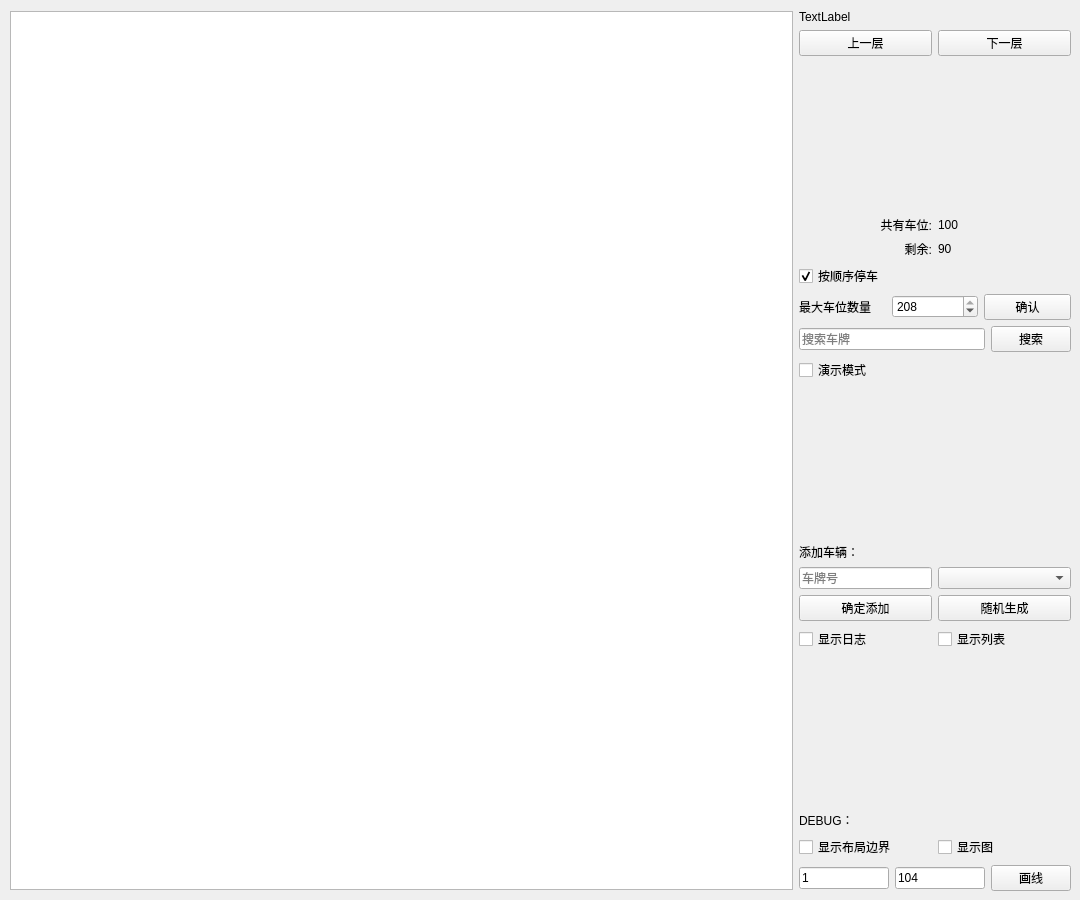
This is monitor.ui in w-mj/DataStructureProject as Qt 5 draws it before an edit. The edited form follows.
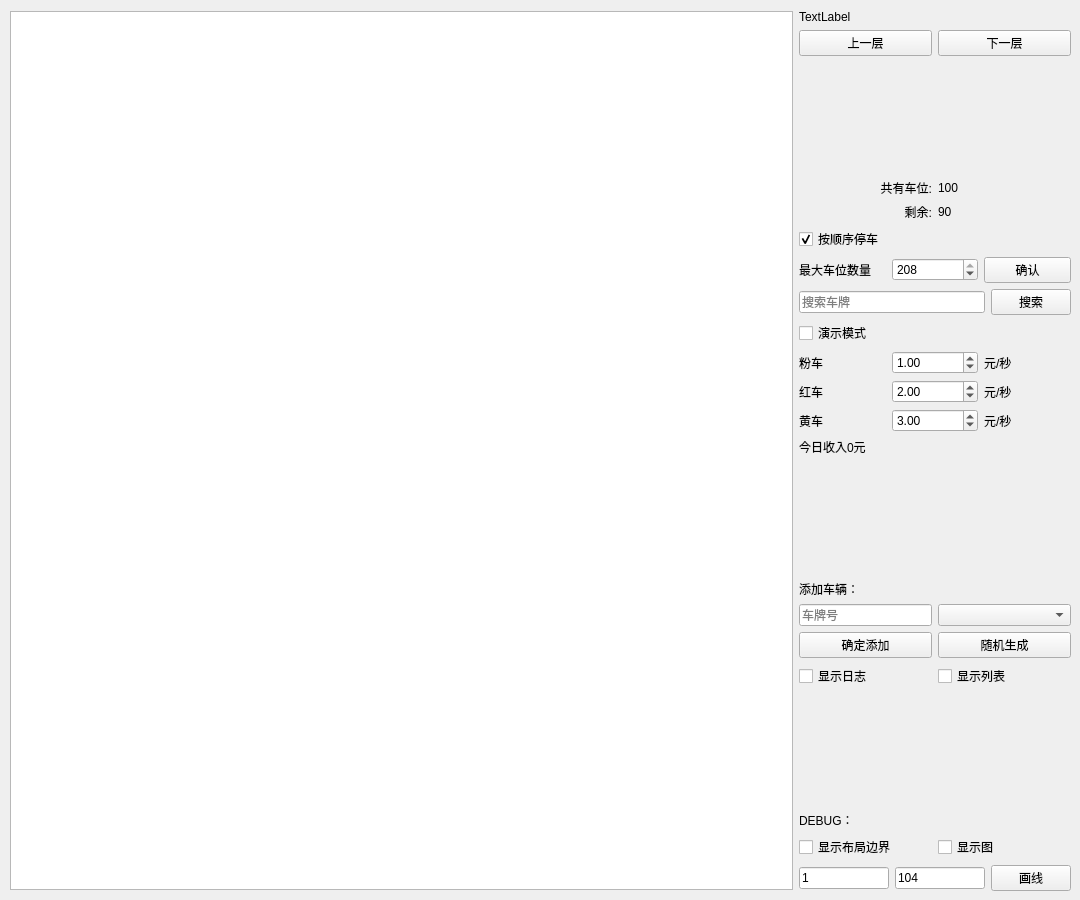
This is the edited form.

Diff of the .ui file:
```diff
--- a/monitor.ui
+++ b/monitor.ui
@@ -67,7 +67,7 @@
      </widget>
     </item>
     <item>
-     <layout class="QVBoxLayout" name="verticalLayout" stretch="0,0,0,0,0,0,0,0,0,0,0,0,0,0,0,0,0,0">
+     <layout class="QVBoxLayout" name="verticalLayout" stretch="0,0,0,0,0,0,0,0,0,0,0,0,0,0,0,0,0,0,0,0,0,0">
       <property name="sizeConstraint">
        <enum>QLayout::SetDefaultConstraint</enum>
       </property>
@@ -235,6 +235,88 @@
         </property>
        </widget>
       </item>
+      <item>
+       <layout class="QHBoxLayout" name="horizontalLayout_11">
+        <item>
+         <widget class="QLabel" name="label_6">
+          <property name="text">
+           <string>粉车</string>
+          </property>
+         </widget>
+        </item>
+        <item>
+         <widget class="QDoubleSpinBox" name="pink_prive">
+          <property name="value">
+           <double>1.000000000000000</double>
+          </property>
+         </widget>
+        </item>
+        <item>
+         <widget class="QLabel" name="label_9">
+          <property name="text">
+           <string>元/秒</string>
+          </property>
+         </widget>
+        </item>
+       </layout>
+      </item>
+      <item>
+       <layout class="QHBoxLayout" name="horizontalLayout_12">
+        <item>
+         <widget class="QLabel" name="label_7">
+          <property name="text">
+           <string>红车</string>
+          </property>
+         </widget>
+        </item>
+        <item>
+         <widget class="QDoubleSpinBox" name="red_price">
+          <property name="value">
+           <double>2.000000000000000</double>
+          </property>
+         </widget>
+        </item>
+        <item>
+         <widget class="QLabel" name="label_10">
+          <property name="text">
+           <string>元/秒</string>
+          </property>
+         </widget>
+        </item>
+       </layout>
+      </item>
+      <item>
+       <layout class="QHBoxLayout" name="horizontalLayout_13">
+        <item>
+         <widget class="QLabel" name="label_8">
+          <property name="text">
+           <string>黄车</string>
+          </property>
+         </widget>
+        </item>
+        <item>
+         <widget class="QDoubleSpinBox" name="yellow_price">
+          <property name="value">
+           <double>3.000000000000000</double>
+          </property>
+         </widget>
+        </item>
+        <item>
+         <widget class="QLabel" name="label_11">
+          <property name="text">
+           <string>元/秒</string>
+          </property>
+         </widget>
+        </item>
+       </layout>
+      </item>
+      <item>
+       <widget class="QLabel" name="money">
+        <property name="text">
+         <string>今日收入0元</string>
+        </property>
+       </widget>
+      </item>
       <item>
        <spacer name="verticalSpacer">
         <property name="orientation">
```
